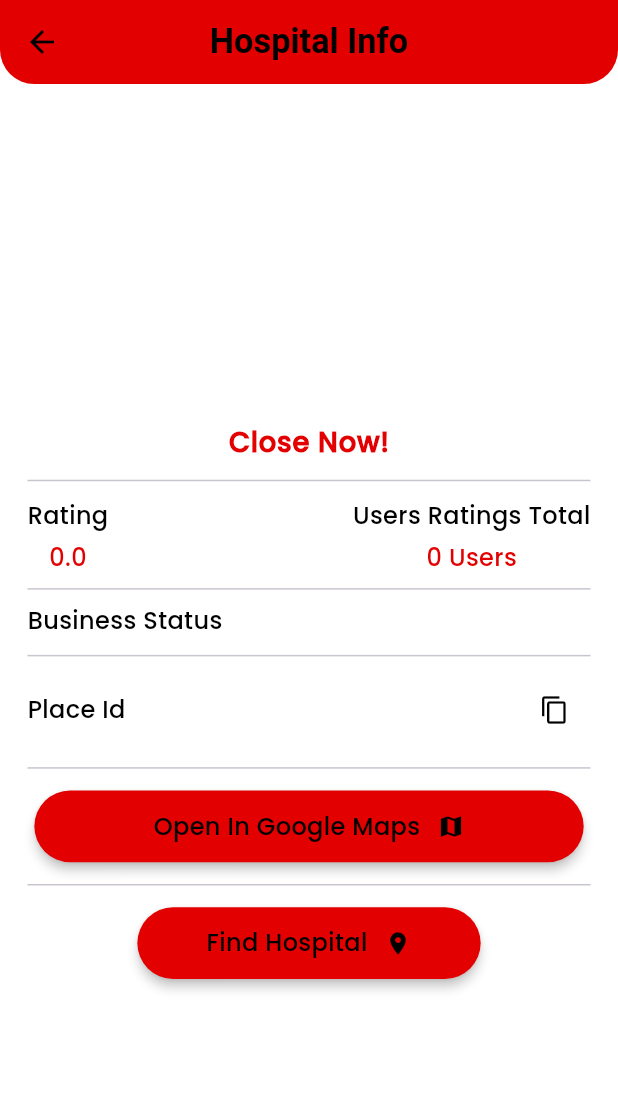
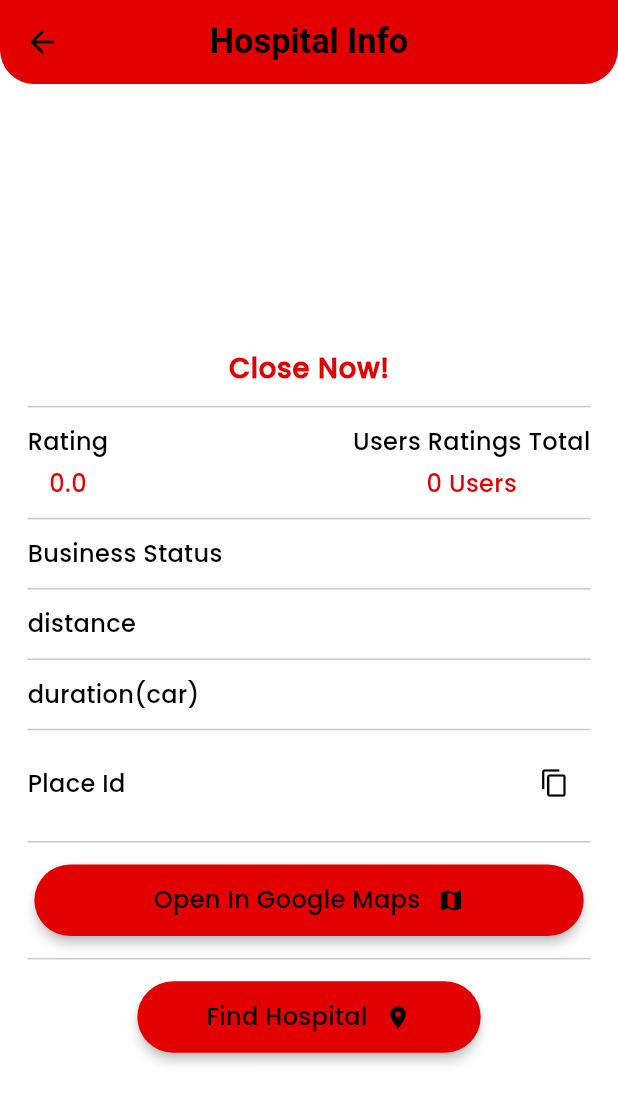
Before and after one commit to MAHMOUDELSAYED69/Find-Hospital, a Flutter app: the HospitalDetailScreen screen opened directly with empty values, on a phone screen of 412 x 824 dp. Shown: the top 1104 px of the screen. Run offline on Flutter 3.47's test engine with Material 3 defaults, Android fonts, the phone set to English and light mode, and no system bars; our stand-ins replace bloc, cached_network_image, dio, dropdown_button2, flutter_bloc, flutter_dotenv and 4 more; accounts and stored records are empty.

Commit message:
add distance and duration to find hospital webservice, find hospital model, and cubit and create distance and duration card.

```diff
--- a/lib/bloc/hospital_cubit/find_hospital_cubit.dart
+++ b/lib/bloc/hospital_cubit/find_hospital_cubit.dart
@@ -51,6 +51,8 @@ class FindHospitalCubit extends Cubit<FindHospitalState> {
           'formattedPhoneNumber': hospital.formattedPhoneNumber,
           'internationalPhoneNumber': hospital.internationalPhoneNumber,
           'photos': hospital.photos,
+          'distance': hospital.distance,
+          'duration': hospital.duration,
         };
       }).toList();
 
--- a/lib/core/constant/api_url.dart
+++ b/lib/core/constant/api_url.dart
@@ -6,4 +6,5 @@ abstract class ApiUrlManager {
   static String googleMap = dotenv.env['mapApiKey']!;
   static String nearestHospital = dotenv.env['nearestHospitalBaseUrl']!;
   static String placeDetails = dotenv.env['placeDetailsBaseUrl']!;
+  static String distanceAndTime = dotenv.env['distanceAndTimeBaseUrl']!;
 }
--- a/lib/data/models/hospital_model.dart
+++ b/lib/data/models/hospital_model.dart
@@ -1,4 +1,3 @@
-import '../../core/constant/api_url.dart';
 
 class PlaceInfo {
   final String businessStatus;
@@ -31,6 +30,8 @@ class PlaceInfo {
   final int? utcOffset;
   final String? url;
   final String? adrAddress;
+  final String? distance; // New field for distance
+  final String? duration; // New field for duration
 
   PlaceInfo({
     required this.businessStatus,
@@ -63,6 +64,8 @@ class PlaceInfo {
     this.utcOffset,
     this.url,
     this.adrAddress,
+    this.distance, // Initialize new field
+    this.duration, // Initialize new field
   });
 
   factory PlaceInfo.fromJson(Map<String, dynamic> json) {
@@ -104,7 +107,7 @@ class PlaceInfo {
                 'photo_reference': photo['photo_reference'] ?? '',
                 'width': photo['width'] ?? 0,
               })
-          .toList() as  List<Map<String, dynamic>>?,
+          .toList() as List<Map<String, dynamic>>?,
       rating: (json['rating'] ?? 0.0).toDouble(),
       userRatingsTotal: json['user_ratings_total'] ?? 0,
       formattedPhoneNumber: json['formatted_phone_number'] ?? '',
@@ -121,11 +124,8 @@ class PlaceInfo {
       utcOffset: json['utc_offset'] ?? 0,
       url: json['url'] ?? '',
       adrAddress: json['adr_address'] ?? '',
+      distance: json['distance'] ?? '', // Parse new field
+      duration: json['duration'] ?? '', // Parse new field
     );
   }
-
-  // Method to get photo URL
-  String getPhotoUrl(String photoReference, {int maxWidth = 400, int maxHeight = 400}) {
-    return 'https://maps.googleapis.com/maps/api/place/photo?maxwidth=$maxWidth&maxheight=$maxHeight&photoreference=$photoReference&key=${ApiUrlManager.googleMap}';
-  }
 }
--- a/lib/view/screen/find_hospital_screen.dart
+++ b/lib/view/screen/find_hospital_screen.dart
@@ -1,5 +1,6 @@
 import 'package:find_hospital/bloc/hospital_cubit/find_hospital_cubit.dart';
 import 'package:find_hospital/core/cache/cache.dart';
+import 'package:find_hospital/core/constant/api_url.dart';
 import 'package:find_hospital/core/constant/color.dart';
 import 'package:find_hospital/core/constant/routes.dart';
 import 'package:find_hospital/core/helper/extentions.dart';
@@ -156,6 +157,10 @@ class _FindHospitalScreenState extends State<FindHospitalScreen> {
                                                   internationalPhoneNumber:
                                                       hospital[
                                                           'internationalPhoneNumber'],
+                                                  distance:
+                                                      hospital['distance'],
+                                                  duration:
+                                                      hospital['duration'],
                                                 ),
                                               );
                                             },
--- a/lib/view/screen/hospital_details.dart
+++ b/lib/view/screen/hospital_details.dart
@@ -118,7 +118,7 @@ class _HospitalDetailScreenState extends State<HospitalDetailScreen> {
                           ),
                         ],
                       ),
-                      Divider(height: 16.h),
+                      Divider(height: 20.h),
                       Row(
                         mainAxisAlignment: MainAxisAlignment.spaceBetween,
                         children: [
@@ -128,6 +128,34 @@ class _HospitalDetailScreenState extends State<HospitalDetailScreen> {
                           ),
                           Text(
                             '${widget.hospital?.businessStatus}',
+                            style: context.textTheme.labelMedium,
+                          ),
+                        ],
+                      ),
+                      Divider(height: 20.h),
+                      Row(
+                        mainAxisAlignment: MainAxisAlignment.spaceBetween,
+                        children: [
+                          Text(
+                            'distance',
+                            style: context.textTheme.bodyMedium,
+                          ),
+                          Text(
+                            '${widget.hospital?.distance}',
+                            style: context.textTheme.labelMedium,
+                          ),
+                        ],
+                      ),
+                      Divider(height: 20.h),
+                      Row(
+                        mainAxisAlignment: MainAxisAlignment.spaceBetween,
+                        children: [
+                          Text(
+                            'duration(car)',
+                            style: context.textTheme.bodyMedium,
+                          ),
+                          Text(
+                            '${widget.hospital?.duration}',
                             style: context.textTheme.labelMedium,
                           ),
                         ],
```
Also changed, not shown: lib/data/services/find_hospital.dart (+42 -9 lines), 1 other file.
